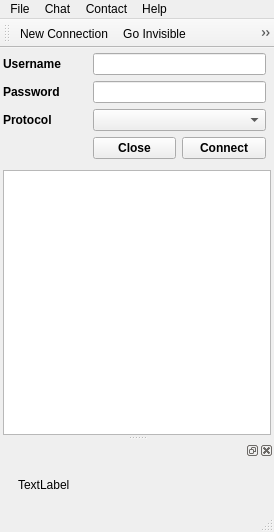
First picture: the form in py/gui/main_auto.ui, repository mnunberg/yobot, before the edit.
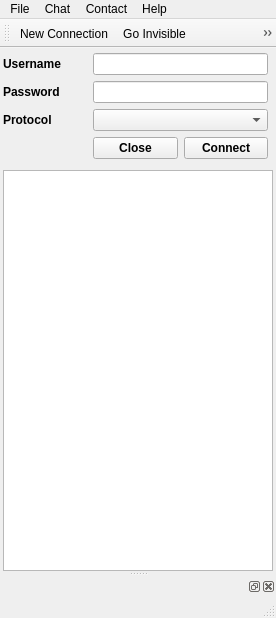
Second picture: the form after the edit. Icons and pictures are not drawn.

What changed in the file:
```diff
--- a/py/gui/main_auto.ui
+++ b/py/gui/main_auto.ui
@@ -9,8 +9,8 @@
    <rect>
     <x>0</x>
     <y>0</y>
-    <width>274</width>
-    <height>532</height>
+    <width>276</width>
+    <height>618</height>
    </rect>
   </property>
   <property name="windowTitle">
@@ -259,7 +259,7 @@
     <rect>
      <x>0</x>
      <y>0</y>
-     <width>274</width>
+     <width>276</width>
      <height>29</height>
     </rect>
    </property>
@@ -335,33 +335,46 @@
    <addaction name="actionIgnoreUser"/>
   </widget>
   <widget class="QDockWidget" name="noticebox">
+   <property name="maximumSize">
+    <size>
+     <width>524287</width>
+     <height>120</height>
+    </size>
+   </property>
+   <property name="floating">
+    <bool>false</bool>
+   </property>
+   <property name="features">
+    <set>QDockWidget::AllDockWidgetFeatures</set>
+   </property>
    <attribute name="dockWidgetArea">
     <number>8</number>
    </attribute>
    <widget class="QWidget" name="notice_w">
     <layout class="QGridLayout" name="gridLayout_3">
+     <property name="margin">
+      <number>0</number>
+     </property>
+     <property name="spacing">
+      <number>0</number>
+     </property>
      <item row="0" column="0">
       <widget class="QStackedWidget" name="notices">
+       <property name="minimumSize">
+        <size>
+         <width>256</width>
+         <height>0</height>
+        </size>
+       </property>
        <property name="frameShadow">
         <enum>QFrame::Plain</enum>
        </property>
+       <property name="lineWidth">
+        <number>0</number>
+       </property>
        <property name="currentIndex">
         <number>0</number>
        </property>
-       <widget class="QWidget" name="page">
-        <layout class="QGridLayout" name="gridLayout_5">
-         <item row="0" column="0">
-          <widget class="QLabel" name="label">
-           <property name="text">
-            <string>TextLabel</string>
-           </property>
-          </widget>
-         </item>
-        </layout>
-       </widget>
-       <widget class="QWidget" name="page_2">
-        <layout class="QGridLayout" name="gridLayout_4"/>
-       </widget>
       </widget>
      </item>
     </layout>
```
Left out of the diff: 2 changed lines with no effect on the pictures.
